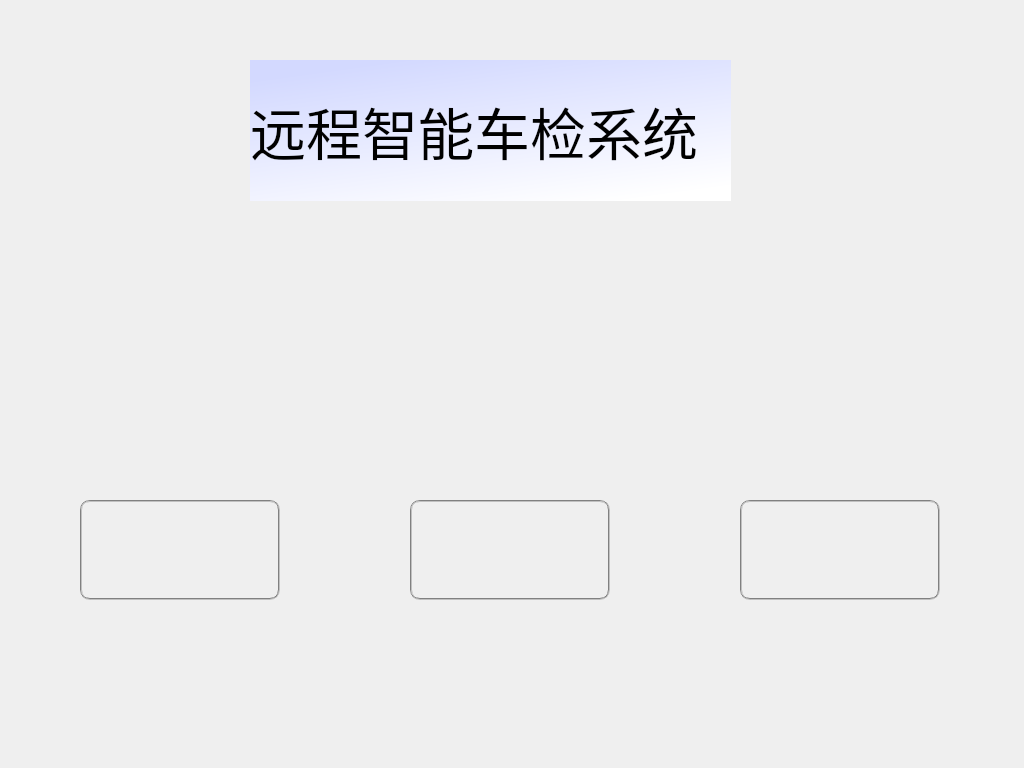
Before: the Qt Designer form VehicleManagement/VehicleManage/vehiclemanage.ui in maanjun/IVM, drawn with Qt 5.
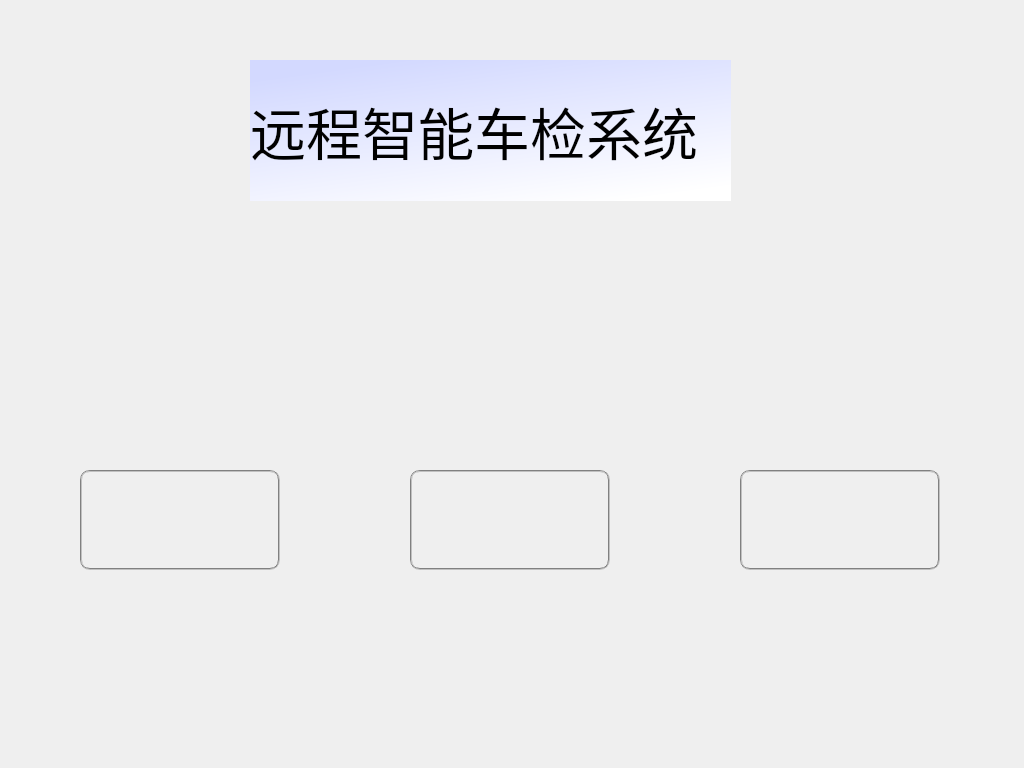
After: the same form once the commit is applied. Icons and pictures are not drawn.

What changed in the file:
```diff
--- a/VehicleManagement/VehicleManage/vehiclemanage.ui
+++ b/VehicleManagement/VehicleManage/vehiclemanage.ui
@@ -22,7 +22,7 @@
     <property name="geometry">
      <rect>
       <x>410</x>
-      <y>500</y>
+      <y>470</y>
       <width>200</width>
       <height>100</height>
      </rect>
@@ -44,7 +44,7 @@
     <property name="geometry">
      <rect>
       <x>80</x>
-      <y>500</y>
+      <y>470</y>
       <width>200</width>
       <height>100</height>
      </rect>
@@ -66,7 +66,7 @@
     <property name="geometry">
      <rect>
       <x>740</x>
-      <y>500</y>
+      <y>470</y>
       <width>200</width>
       <height>100</height>
      </rect>
```
Left out of the diff: 2 changed lines with no effect on the pictures.
